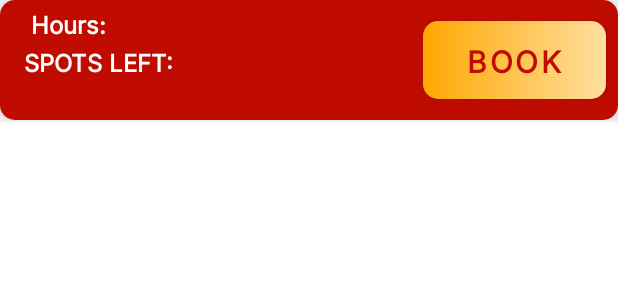
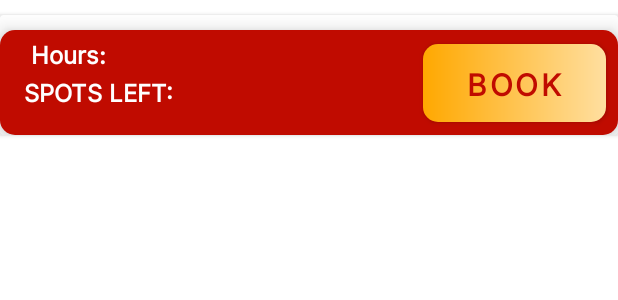
Before and after one commit to jjaguirr/MyUSCRecApp, an Android app: the layout layout_time_slot.xml on its own in the app's theme, with its tools: preview values and no code run, on a phone screen of 412 x 824 dp. Shown: the top 300 px of the screen. Run offline under Robolectric (Android 15) with nearby library versions, the light colour scheme and no system bars.

Commit message:
JOSE separated buttons

```diff
--- a/app/src/main/res/layout/layout_time_slot.xml
+++ b/app/src/main/res/layout/layout_time_slot.xml
@@ -4,11 +4,13 @@
     xmlns:tools="http://schemas.android.com/tools"
     android:layout_width="match_parent"
     android:layout_height="80dp"
+    android:layout_marginTop="10dp"
     >
 
     <androidx.constraintlayout.widget.ConstraintLayout
         android:layout_width="match_parent"
         android:layout_height="match_parent"
+        android:layout_marginTop="10dp"
         android:background="@drawable/timeslot_book_background"
         android:elevation="9dp"
         android:orientation="vertical"
--- a/app/src/main/res/layout/layout_time_slot_full.xml
+++ b/app/src/main/res/layout/layout_time_slot_full.xml
@@ -4,11 +4,14 @@
     xmlns:tools="http://schemas.android.com/tools"
     android:layout_width="match_parent"
     android:layout_height="80dp"
+    android:layout_marginTop="10dp"
+
     >
 
     <androidx.constraintlayout.widget.ConstraintLayout
         android:layout_width="match_parent"
         android:layout_height="match_parent"
+        android:layout_marginTop="10dp"
         android:background="@drawable/timeslot_full_background"
         android:backgroundTint="#343A40"
         android:elevation="9dp"
--- a/app/src/main/res/layout/layout_time_slot_full_unremind_me.xml
+++ b/app/src/main/res/layout/layout_time_slot_full_unremind_me.xml
@@ -4,11 +4,14 @@
     xmlns:tools="http://schemas.android.com/tools"
     android:layout_width="match_parent"
     android:layout_height="80dp"
+    android:layout_marginTop="10dp"
+
     >
 
     <androidx.constraintlayout.widget.ConstraintLayout
         android:layout_width="match_parent"
         android:layout_height="match_parent"
+        android:layout_marginTop="10dp"
         android:background="@drawable/timeslot_full_background"
         android:backgroundTint="#343A40"
         android:elevation="9dp"
--- a/app/src/main/res/layout/layout_time_slot_reserved.xml
+++ b/app/src/main/res/layout/layout_time_slot_reserved.xml
@@ -4,11 +4,13 @@
     xmlns:tools="http://schemas.android.com/tools"
     android:layout_width="match_parent"
     android:layout_height="80dp"
+    android:layout_marginTop="10dp"
     >
 
     <androidx.constraintlayout.widget.ConstraintLayout
         android:layout_width="match_parent"
         android:layout_height="match_parent"
+        android:layout_marginTop="10dp"
         android:background="@drawable/timeslot_reserved_background"
         android:elevation="9dp"
         android:orientation="vertical"
```
